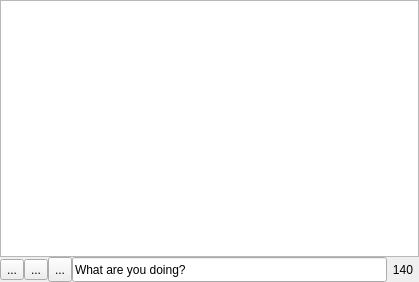
First picture: the form in mainwindow.ui, repository ayoy/qtwitter, before the edit.
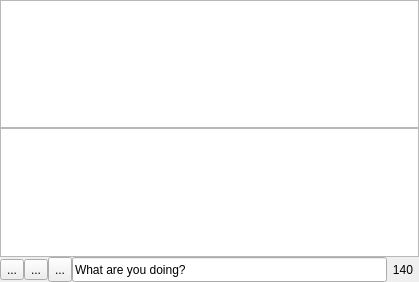
Second picture: the form after the edit. Icons and pictures are not drawn. Custom widgets are drawn as their Qt base class.

Commit message: Added Entry class for each status on the list, XML parsing made smarter

The edit to the form file:
```diff
--- a/mainwindow.ui
+++ b/mainwindow.ui
@@ -19,6 +19,17 @@
    <property name="margin" >
     <number>0</number>
    </property>
+   <item>
+    <widget class="QTextEdit" name="textEdit" >
+     <property name="html" >
+      <string>&lt;!DOCTYPE HTML PUBLIC "-//W3C//DTD HTML 4.0//EN" "http://www.w3.org/TR/REC-html40/strict.dtd">
+&lt;html>&lt;head>&lt;meta name="qrichtext" content="1" />&lt;style type="text/css">
+p, li { white-space: pre-wrap; }
+&lt;/style>&lt;/head>&lt;body style=" font-family:'MS Shell Dlg 2'; font-size:8.25pt; font-weight:400; font-style:normal;">
+&lt;p style="-qt-paragraph-type:empty; margin-top:0px; margin-bottom:0px; margin-left:0px; margin-right:0px; -qt-block-indent:0; text-indent:0px; font-size:8pt;">&lt;/p>&lt;/body>&lt;/html></string>
+     </property>
+    </widget>
+   </item>
    <item>
     <widget class="QTableView" name="statusTableView" >
      <property name="minimumSize" >
```
The commit also changes 6 other files.
